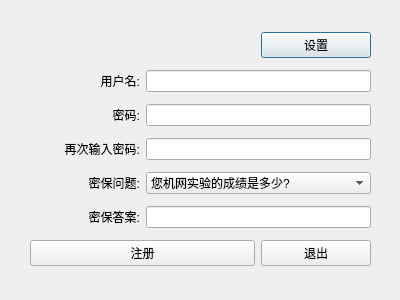
Before: the Qt Designer form QClient/signup.ui in KailinLi/QChat, drawn with Qt 5.
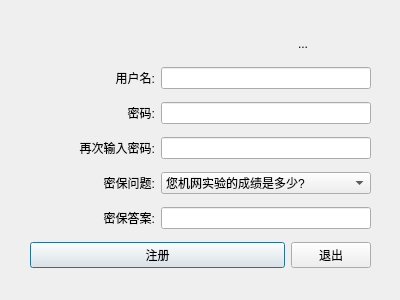
After: the same form once the commit is applied. Icons and pictures are not drawn.

Diff of the .ui file:
```diff
--- a/QClient/signup.ui
+++ b/QClient/signup.ui
@@ -26,13 +26,6 @@
     <property name="verticalSpacing">
      <number>0</number>
     </property>
-    <item row="0" column="2">
-     <widget class="QPushButton" name="setBtn">
-      <property name="text">
-       <string>设置</string>
-      </property>
-     </widget>
-    </item>
     <item row="1" column="0">
      <widget class="QLabel" name="nameLabel">
       <property name="text">
@@ -138,6 +131,20 @@
       </property>
      </widget>
     </item>
+    <item row="0" column="2">
+     <widget class="QToolButton" name="setToolButton">
+      <property name="text">
+       <string>...</string>
+      </property>
+      <property name="icon">
+       <iconset resource="images.qrc">
+        <normaloff>:/images/set.png</normaloff>:/images/set.png</iconset>
+      </property>
+      <property name="autoRaise">
+       <bool>true</bool>
+      </property>
+     </widget>
+    </item>
    </layout>
   </widget>
  </widget>
```
Left out of the diff: 4 changed lines with no effect on the pictures.
